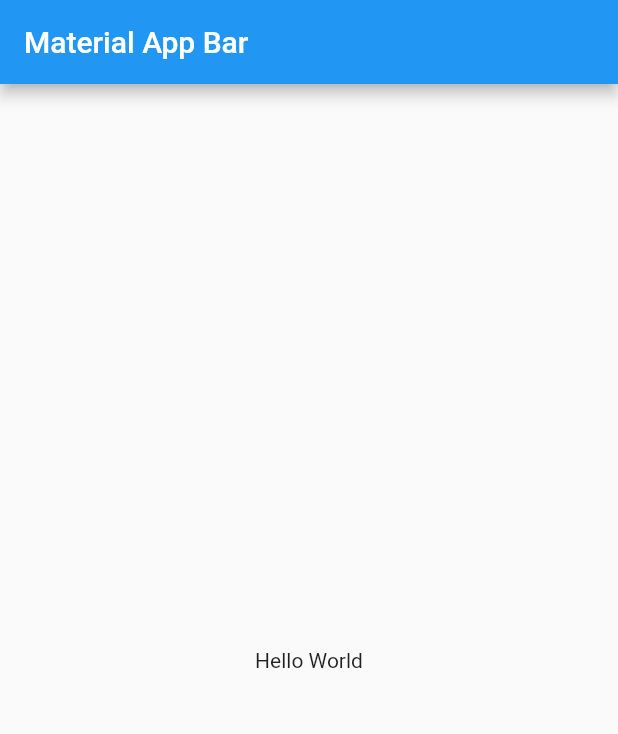
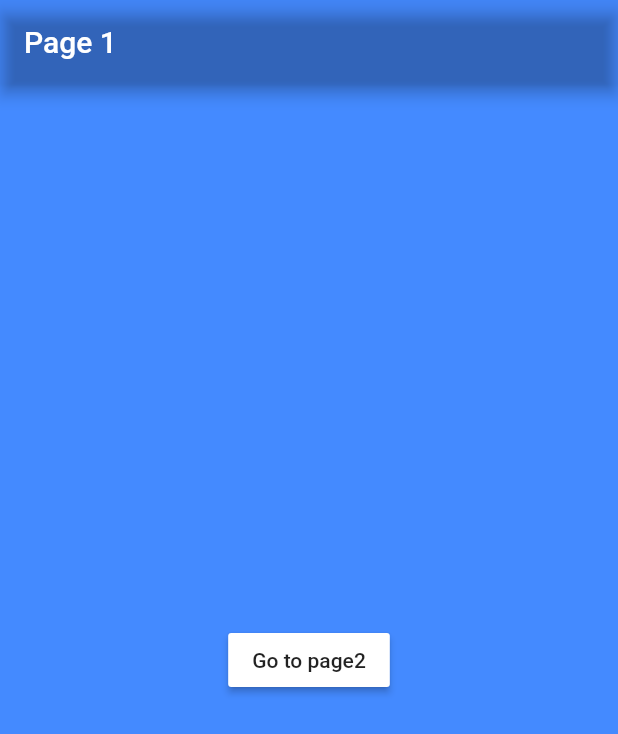
Before and after one commit to velascoandres/custom_transition_route, a Flutter app: the screen it shows after launch, on a phone screen of 412 x 824 dp. Shown: the top 734 px of the screen. Run offline on Flutter 3.47's test engine with Material 2 defaults, Android fonts, the phone set to English and light mode, and no system bars.

Commit message:
navegacion pantallas

```diff
--- /dev/null
+++ b/lib/helpers/route_transitions.dart
@@ -0,0 +1 @@
+import 'package:flutter/material.dart';
--- a/lib/main.dart
+++ b/lib/main.dart
@@ -1,3 +1,5 @@
+import 'package:custom_transition_route/pages/page1.dart';
+import 'package:custom_transition_route/pages/page2.dart';
 import 'package:flutter/material.dart';
 
 void main() => runApp(MyApp());
@@ -7,16 +9,12 @@ class MyApp extends StatelessWidget {
   Widget build(BuildContext context) {
     return MaterialApp(
       title: 'Material App',
-      home: Scaffold(
-        appBar: AppBar(
-          title: Text('Material App Bar'),
-        ),
-        body: Center(
-          child: Container(
-            child: Text('Hello World'),
-          ),
-        ),
-      ),
+      debugShowCheckedModeBanner: false,
+      initialRoute: 'page1',
+      routes: {
+        'page1': (_) => Pagina1(),
+        'page2': (_) => Pagina2(),
+      },
     );
   }
 }
--- /dev/null
+++ b/lib/pages/page1.dart
@@ -0,0 +1,31 @@
+import 'package:custom_transition_route/pages/page2.dart';
+import 'package:flutter/material.dart';
+
+class Pagina1 extends StatelessWidget {
+  const Pagina1({Key key}) : super(key: key);
+
+  @override
+  Widget build(BuildContext context) {
+    return Scaffold(
+      appBar: AppBar(
+        title: Text('Page 1'),
+        backgroundColor: Colors.transparent,
+      ),
+      backgroundColor: Colors.blueAccent,
+      body: Center(
+        child: MaterialButton(
+          child: Text('Go to page2'),
+          color: Colors.white,
+          onPressed: () {
+            Navigator.push(
+              context,
+              MaterialPageRoute(
+                builder: (_)=> Pagina2(),
+              ),
+            );
+          },
+        ),
+      ),
+    );
+  }
+}
```
Also changed, not shown: lib/pages/page2.dart (added, +17 -0 lines), 1 other file.
